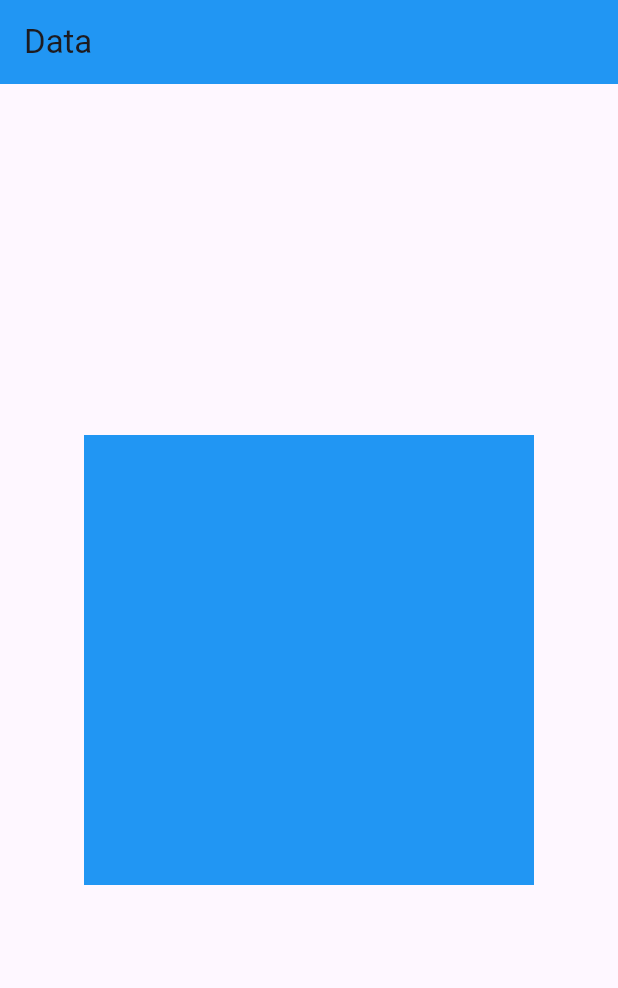
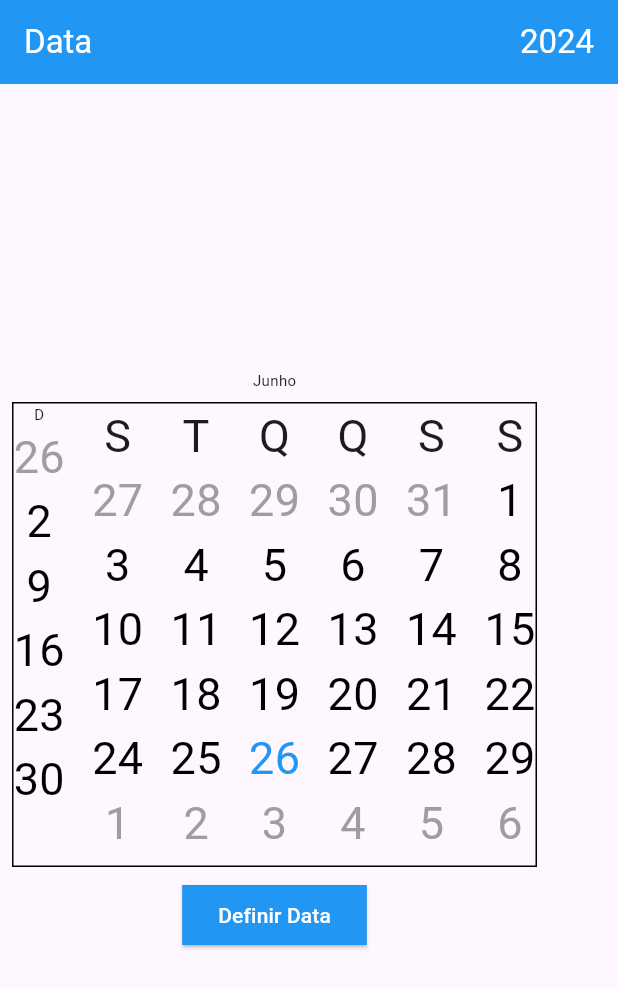
Before and after one commit to ZaqueuDias/Gerenciador_de_Tarefas, a Flutter app: the screen it shows after launch, on a phone screen of 412 x 824 dp. Shown: the top 988 px of the screen. Run offline on Flutter 3.47's test engine with Material 3 defaults, Android fonts, the phone set to English and light mode, and no system bars; our stand-ins replace numberpicker.

Commit message:
calendario pronto

```diff
--- a/gerenciador_de_Task/lib/main.dart
+++ b/gerenciador_de_Task/lib/main.dart
@@ -3,6 +3,7 @@ import 'package:gerenciador_de_task/telas/data.dart';
 import 'package:gerenciador_de_task/telas/formulario.dart';
 import 'package:gerenciador_de_task/telas/horario.dart';
 import 'package:gerenciador_de_task/telas/principal.dart';
+import 'package:gerenciador_de_task/teste.dart';
 
 import 'models/tempo.dart';
 
--- /dev/null
+++ b/gerenciador_de_Task/lib/models/mes_models.dart
@@ -0,0 +1,98 @@
+import 'package:flutter/material.dart';
+import 'package:flutter/widgets.dart';
+
+class Mes {
+  static DateTime valor_selecionado = DateTime(DateTime.now().year);
+  void Function() funcao;
+  static double fontesize = 10; // motivo de usar o static ->  The instance member 'fontesize' can't be accessed in an initializer
+  Set<String> meses = {
+    'janeiro', 'fevereiro', 'março',
+    'Abril', 'Maio','Junho',
+    'julho', 'agosto', 'Setembro',
+    'outubro', 'Novembro', 'dezembro'
+  };
+  Map<int, List<Widget>> datas = {
+    1: [Text('S', style: TextStyle(fontSize: fontesize),)],
+    2: [Text('T', style: TextStyle(fontSize: fontesize))],
+    3: [Text('Q', style: TextStyle(fontSize: fontesize))],
+    4: [Text('Q', style: TextStyle(fontSize: fontesize))],
+    5: [Text('S', style: TextStyle(fontSize: fontesize))],
+    6: [Text('S', style: TextStyle(fontSize: fontesize))],
+    7: [Text('D', style: TextStyle(fontSize: fontesize))]
+  };
+  Mes(this.funcao);
+
+  Text mes_atual() {
+    return Text('${meses.elementAt(DateTime.now().month - 1)}', style: TextStyle(fontSize: fontesize));
+  }
+  GestureDetector botao (int dia, Color cor, int mes){
+    return GestureDetector(onTap: (){valor_selecionado = DateTime(DateTime.now().year, mes, dia); funcao();}, child: DateTime(DateTime.now().year, mes, dia) == valor_selecionado? Text('${valor_selecionado.day}', style: TextStyle(fontSize: fontesize, color: Colors.white, backgroundColor: Colors.red)): Text('${dia}', style: TextStyle(fontSize: fontesize, color: cor)));
+  }
+
+  void Mes_anterior() {
+    // (DateTime.now().year, DateTime.now().month, 01).weekday == 7
+    List<int> resultado = [];
+    int dias = 1;
+    while (true) {
+      if (DateTime(DateTime.now().year, DateTime.now().month - 1 , dias).month == DateTime.now().month - 1) {
+        resultado.add(dias);
+      } else {
+        break;
+      }
+      dias++;
+    }
+    if (DateTime(DateTime.now().year, DateTime.now().month, 1).weekday != 7) {
+      for (int num = 1;
+          num <= DateTime(DateTime.now().year, DateTime.now().month, 1).weekday;
+          num++) {
+        datas[DateTime(DateTime.now().year, DateTime.now().month - 1, resultado[resultado.length - num]).weekday]!.add(botao(resultado[resultado.length - num], Colors.grey, DateTime.now().month - 1));
+      }
+    }
+  }
+  void Mes_posterior(){
+    Map<int, List<int>> atual_posterior = {
+      DateTime.now().month: [], DateTime.now().month + 1:[]
+    };
+    int dias = 1;
+
+    for(int num = DateTime.now().month; num <= DateTime.now().month + 1; num++){
+      while(true){
+        if(DateTime(DateTime.now().year, num, dias).month == num){
+          atual_posterior[num]!.add(dias);
+        }else{
+          dias = 1;
+          break;
+        }
+        dias++;
+      }
+    }
+    if(DateTime(DateTime.now().year, DateTime.now().month + 1, 1).weekday != 7){
+      var calculo = (42 - DateTime(DateTime.now().year, DateTime.now().month, 1).weekday) - atual_posterior[DateTime.now().month]!.last;
+      for(int num = 0; num < calculo; num++){
+        datas[DateTime(DateTime.now().year, DateTime.now().month +1, atual_posterior[DateTime.now().month + 1]![num]).weekday]!.add(botao(atual_posterior[DateTime.now().month + 1]![num], Colors.grey, DateTime.now().month + 1));
+      }
+    }
+  }
+
+  Map<int, List<Widget>> mes({double fontsize = 30}) {
+    int dias = 01;
+    fontesize = fontsize;
+    Mes_anterior();
+    while (true) {
+      if (DateTime(DateTime.now().year, DateTime.now().month, dias).month == DateTime.now().month) {
+        if(dias == DateTime.now().day){
+          datas[DateTime(DateTime.now().year, DateTime.now().month, dias).weekday]!.add(botao(dias, Colors.blue, DateTime.now().month));
+        }else{
+          datas[DateTime(DateTime.now().year, DateTime.now().month, dias).weekday]!.add(botao(dias, Colors.black, DateTime.now().month));}
+      } else {
+        break;
+      }
+      dias++;
+    }
+    Mes_posterior();
+    return datas;
+  }
+}
+
+//datas[DateTime(DateTime.now().year, DateTime.now().month, dias).weekday]!.add(Text('${dias}', style: TextStyle(fontSize: fontesize)));
+//Text('${atual_posterior[DateTime.now().month + 1]![num]}', style: TextStyle(fontSize: fontesize, color: Colors.grey))
--- a/gerenciador_de_Task/lib/models/tempo.dart
+++ b/gerenciador_de_Task/lib/models/tempo.dart
@@ -29,3 +29,6 @@ class _CalendarioState extends State<Calendario> {
  Text('minutos ${novo.minute}'),
  Text('${teste.weekday}')
 * */
+
+
+// AGRUPAR INFORMAÇÕES SOBRE UM DETERMINADO ASSUNTO.
--- a/gerenciador_de_Task/lib/telas/data.dart
+++ b/gerenciador_de_Task/lib/telas/data.dart
@@ -1,4 +1,6 @@
 import 'package:flutter/material.dart';
+
+import '../models/mes_models.dart';
 
 class Data extends StatefulWidget {
   const Data({super.key});
@@ -7,15 +9,79 @@ class Data extends StatefulWidget {
   State<Data> createState() => _DataState();
 }
 
+List<Widget> gerarsemana({
+  double tamanho = 20,
+  Color cor = Colors.black,
+}) {
+  List<String> dias_da_semana = ['D', 'S', 'T', 'Q', 'Q', 'S', 'S'];
+  List<Widget> semana_na_tela = [];
+  for (int num = 0; num < dias_da_semana.length; num++) {
+    semana_na_tela.add(
+      Padding(
+        padding: const EdgeInsets.all(8.0),
+        child: Text(
+          dias_da_semana[num],
+          style: TextStyle(fontSize: tamanho, color: cor),
+        ),
+      ),
+    );
+  }
+  return semana_na_tela;
+}
+
 class _DataState extends State<Data> {
+  Mes mes = Mes((){});
   @override
   Widget build(BuildContext context) {
+    void atualizar(){
+      setState(() {});}
     return Scaffold(
       appBar: AppBar(
-        title: Text('Data'),
+        title: Row(mainAxisAlignment: MainAxisAlignment.spaceBetween,children: [Text('Data', style: TextStyle(color: Colors.white),), Text('${DateTime.now().year}', style: TextStyle(color: Colors.white),)],),
         backgroundColor: Colors.blue,
       ),
-      body: Center(child: Container(color: Colors.blue, height: 300,width: 300,),),
+      body: Column(mainAxisAlignment: MainAxisAlignment.center, children: [
+        Mes(atualizar).mes_atual(),
+        Padding(
+          padding: const EdgeInsets.all(8.0),
+          child: Container(
+            height: 310,
+            width: 350,
+            decoration: BoxDecoration(border: Border.all(color: Colors.black)),
+            child: Row(
+              mainAxisAlignment: MainAxisAlignment.spaceBetween,
+              children: [
+                Column(children: Mes(atualizar).mes()[7]!),
+                Column(
+                  children: Mes(atualizar).mes()[1]!,
+                ),
+                Column(
+                  children: Mes(atualizar).mes()[2]!,
+                ),
+                Column(
+                  children: Mes(atualizar).mes()[3]!,
+                ),
+                Column(
+                  children: Mes(atualizar).mes()[4]!,
+                ),
+                Column(
+                  children: Mes(atualizar).mes()[5]!,
+                ),
+                Column(
+                  children: Mes(atualizar).mes()[6]!,
+                ),
+              ],
+            ),
+          ),
+        ),
+        ElevatedButton(
+          onPressed: () {},
+          child: Text('Definir Data', style: TextStyle(color: Colors.white),),
+          style: ElevatedButton.styleFrom(
+              backgroundColor: Colors.blue,
+              shape: RoundedRectangleBorder(borderRadius: BorderRadius.zero)),
+        )
+      ]),
     );
   }
 }
```
Also changed, not shown: gerenciador_de_Task/lib/teste.dart (added, +33 -0 lines).
